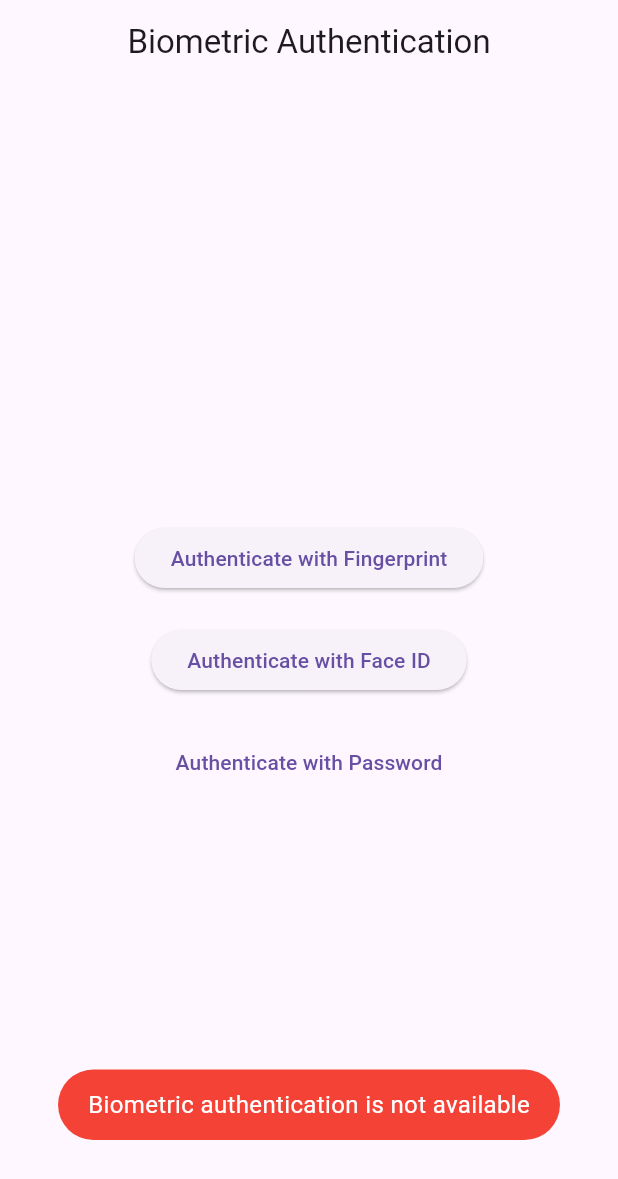
After one commit to Ijtihad-Hussain/flutter_complaints_app, a Flutter app: the screen it shows after launch, after a tap on "Authenticate with Fingerprint", on a phone screen of 412 x 824 dp. The commit adds this screen. Shown: the top 1179 px of the screen. Run offline on Flutter 3.47's test engine with Material 3 defaults, Android fonts, the light colour scheme and no system bars; our stand-ins replace equatable, flutter_bloc, fluttertoast, local_auth; network calls fail.

Commit message:
Implement biometric authentication

```diff
--- a/lib/features/auth/bloc/authentication_bloc.dart
+++ b/lib/features/auth/bloc/authentication_bloc.dart
@@ -1,5 +1,6 @@
 
 import 'package:flutter_bloc/flutter_bloc.dart';
+import 'package:local_auth/local_auth.dart';
 import '../user_repository.dart';
 import 'authentication_event.dart';
 import 'authentication_state.dart';
@@ -8,10 +9,11 @@ class AuthenticationBloc extends Bloc<AuthenticationEvent, AuthenticationState>
   final UserRepository userRepository;
 
   AuthenticationBloc(this.userRepository) : super(AuthenticationInitial()) {
-    on<AuthenticateEvent>((event, emit) async {
+
+    on<AuthenticateWithPassword>((event, emit) async {
       emit(AuthenticationLoading());
       try {
-        final success = await userRepository.authenticate(event.password);
+        final success = await userRepository.authenticateWithPassword(event.password);
         if (success) {
           emit(AuthenticationSuccess());
         } else {
@@ -21,5 +23,78 @@ class AuthenticationBloc extends Bloc<AuthenticationEvent, AuthenticationState>
         emit(AuthenticationFailure(e.toString()));
       }
     });
+
+    on<AuthenticateWithFingerprint>((event, emit) async {
+      emit(AuthenticationLoading());
+      final LocalAuthentication localAuth = LocalAuthentication();
+
+      try {
+        // Check if the device supports biometric authentication
+        bool isBiometricSupported = await localAuth.isDeviceSupported();
+        bool canCheckBiometrics = await localAuth.canCheckBiometrics;
+
+        if (isBiometricSupported && canCheckBiometrics) {
+          // Attempt to authenticate using biometrics
+          bool isAuthenticated = await localAuth.authenticate(
+            localizedReason: 'Please authenticate to access this feature',
+            options: const AuthenticationOptions(
+              useErrorDialogs: true,
+              stickyAuth: true,
+            ),
+          );
+
+          print('isAu $isAuthenticated');
+
+          if (isAuthenticated) {
+            emit(AuthenticationSuccess());
+          } else {
+            emit(AuthenticationFailure("Fingerprint authentication failed"));
+          }
+        } else {
+          emit(AuthenticationFailure("Biometric authentication is not available"));
+        }
+      } catch (e) {
+        emit(AuthenticationFailure(e.toString()));
+      }
+    });
+
+    on<AuthenticateWithFaceID>((event, emit) async {
+      final LocalAuthentication auth = LocalAuthentication();
+
+      try {
+        // Check if the device supports biometric authentication
+        bool canCheckBiometrics = await auth.canCheckBiometrics;
+        bool isDeviceSupported = await auth.isDeviceSupported();
+
+        if (canCheckBiometrics && isDeviceSupported) {
+          // Attempt to authenticate using Face ID
+          bool isAuthenticated = await auth.authenticate(
+            localizedReason: 'Please authenticate to access your account',
+            options: const AuthenticationOptions(biometricOnly: true),
+          );
+          if (isAuthenticated) {
+            emit(AuthenticationSuccess());
+          } else {
+            emit(AuthenticationFailure("FaceId authentication failed"));
+          }
+        }
+
+      } catch (e) {
+        emit(AuthenticationFailure(e.toString()));
+      }
+    });
+
+    on<AuthenticateWithPIN>((event, emit) async {
+      emit(AuthenticationLoading());
+      try {
+        if (event.pin == '1234') {
+          emit(AuthenticationSuccess());
+        } else {
+          emit(AuthenticationFailure("PIN authentication failed"));
+        }
+      } catch (e) {
+        emit(AuthenticationFailure(e.toString()));
+      }
+    });
   }
 }
--- a/lib/features/auth/bloc/authentication_event.dart
+++ b/lib/features/auth/bloc/authentication_event.dart
@@ -5,11 +5,25 @@ abstract class AuthenticationEvent extends Equatable {
   List<Object> get props => [];
 }
 
-class AuthenticateEvent extends AuthenticationEvent {
+class AuthenticateWithPassword extends AuthenticationEvent {
   final String password;
 
-  AuthenticateEvent(this.password);
+  AuthenticateWithPassword(this.password);
 
   @override
   List<Object> get props => [password];
 }
+
+class AuthenticateWithFingerprint extends AuthenticationEvent {
+
+}
+
+class AuthenticateWithFaceID extends AuthenticationEvent {
+
+}
+
+class AuthenticateWithPIN extends AuthenticationEvent {
+  final String pin;
+
+  AuthenticateWithPIN(this.pin);
+}
--- a/lib/features/auth/user_repository.dart
+++ b/lib/features/auth/user_repository.dart
@@ -4,7 +4,7 @@ import 'package:http/http.dart' as http;
 class UserRepository {
   final String apiUrl = 'https://brownonions-002-site2.ftempurl.com/api/ChefRegister/ValidateChefPassword';
 
-  Future<bool> authenticate(String password) async {
+  Future<bool> authenticateWithPassword(String password) async {
     final String url = '$apiUrl?ChefId=3&CurrentPassword=$password&APIKey=mobileapi19042024';
     final response = await http.get(Uri.parse(url));
 
--- a/lib/features/auth/view/auth_screen.dart
+++ b/lib/features/auth/view/auth_with_password.dart
@@ -1,27 +1,26 @@
 import 'package:flutter/material.dart';
 import 'package:flutter_bloc/flutter_bloc.dart';
 import 'package:fluttertoast/fluttertoast.dart';
-
 import '../../complaints/view/compalints_page.dart';
 import '../bloc/authentication_bloc.dart';
 import '../bloc/authentication_event.dart';
 import '../bloc/authentication_state.dart';
 
-class AuthScreen extends StatelessWidget {
+class AuthWithPassword extends StatelessWidget {
   final TextEditingController _passwordController = TextEditingController();
 
-  AuthScreen({super.key});
+  AuthWithPassword({super.key});
 
   void _authenticate(BuildContext context) {
     final password = _passwordController.text;
-    context.read<AuthenticationBloc>().add(AuthenticateEvent(password));
+    context.read<AuthenticationBloc>().add(AuthenticateWithPassword(password));
   }
 
   @override
   Widget build(BuildContext context) {
     return Scaffold(
       appBar: AppBar(
-        title: Center(child: Text('Auth App')),
+        title: Center(child: Text('Password Authentication')),
       ),
       body: Padding(
         padding: const EdgeInsets.all(16.0),
@@ -44,7 +43,6 @@ class AuthScreen extends StatelessWidget {
             BlocListener<AuthenticationBloc, AuthenticationState>(
               listener: (context, state) {
                 if (state is AuthenticationLoading) {
-                  // Optionally show a loading indicator
                 } else if (state is AuthenticationSuccess) {
                   Fluttertoast.showToast(
                     msg: "You are authorized",
--- /dev/null
+++ b/lib/features/auth/view/biometric_authentication.dart
@@ -0,0 +1,83 @@
+import 'package:flutter/material.dart';
+import 'package:flutter_bloc/flutter_bloc.dart';
+import 'package:fluttertoast/fluttertoast.dart';
+
+import '../../complaints/view/compalints_page.dart';
+import '../bloc/authentication_bloc.dart';
+import '../bloc/authentication_event.dart';
+import '../bloc/authentication_state.dart';
+import 'auth_with_password.dart';
+
+class BiometricAuthentication extends StatelessWidget {
+  const BiometricAuthentication({super.key});
+
+  @override
+  Widget build(BuildContext context) {
+    return Scaffold(
+      appBar: AppBar(
+        title: Center(child: Text('Biometric Authentication')),
+      ),
+      body: Column(
+        mainAxisAlignment: MainAxisAlignment.center,
+        children: [
+          ElevatedButton(
+            onPressed: () => _authenticateWithFingerPrint(context),
+            child: Text('Authenticate with Fingerprint'),
+          ),
+          BlocListener<AuthenticationBloc, AuthenticationState>(
+            listener: (context, state) {
+              if (state is AuthenticationLoading) {
+              } else if (state is AuthenticationSuccess) {
+                Fluttertoast.showToast(
+                  msg: "You are authorized",
+                  toastLength: Toast.LENGTH_SHORT,
+                  gravity: ToastGravity.BOTTOM,
+                  backgroundColor: Colors.green,
+                  textColor: Colors.white,
+                  fontSize: 16.0,
+                );
+                // Navigate to the Complaints Page
+                Navigator.push(
+                  context,
+                  MaterialPageRoute(builder: (context) => ComplaintsPage()),
+                );
+              } else if (state is AuthenticationFailure) {
+                Fluttertoast.showToast(
+                  msg: state.error,
+                  toastLength: Toast.LENGTH_SHORT,
+                  gravity: ToastGravity.BOTTOM,
+                  backgroundColor: Colors.red,
+                  textColor: Colors.white,
+                  fontSize: 16.0,
+                );
+              }
+            },
+            child: Container(),
+          ),
+          SizedBox(height: 20),
+          ElevatedButton(
+            onPressed: () {
+              context.read<AuthenticationBloc>().add(AuthenticateWithFaceID());
+            },
+            child: Text('Authenticate with Face ID'),
+          ),
+          SizedBox(height: 20),
+          TextButton(
+            onPressed: () {
+              Navigator.push(
+                context,
+                MaterialPageRoute(builder: (context) => AuthWithPassword()),
+              );
+            },
+            child: Text('Authenticate with Password'),
+          ),
+        ],
+      ),
+    );
+  }
+
+  void _authenticateWithFingerPrint(BuildContext context) {
+    context.read<AuthenticationBloc>().add(AuthenticateWithFingerprint());
+  }
+
+}
--- a/lib/main.dart
+++ b/lib/main.dart
@@ -1,8 +1,8 @@
 import 'package:flutter/material.dart';
+import 'package:flutter_auth_app/features/auth/view/biometric_authentication.dart';
 import 'package:flutter_bloc/flutter_bloc.dart';
 import 'features/auth/bloc/authentication_bloc.dart';
 import 'features/auth/user_repository.dart';
-import 'features/auth/view/auth_screen.dart';
 
 void main() {
   runApp(MyApp());
@@ -13,15 +13,15 @@ class MyApp extends StatelessWidget {
 
   @override
   Widget build(BuildContext context) {
-    return MaterialApp(
-      debugShowCheckedModeBanner: false,
-      title: 'Auth App',
-      theme: ThemeData(
-        primarySwatch: Colors.blue,
-      ),
-      home: BlocProvider(
-        create: (context) => AuthenticationBloc(UserRepository()),
-        child: AuthScreen(),
+    return BlocProvider(
+      create: (context) => AuthenticationBloc(UserRepository()),
+      child: MaterialApp(
+        debugShowCheckedModeBanner: false,
+        title: 'Auth App',
+        theme: ThemeData(
+          primarySwatch: Colors.blue,
+        ),
+        home: BiometricAuthentication(),
       ),
     );
   }
--- a/pubspec.yaml
+++ b/pubspec.yaml
@@ -38,6 +38,7 @@ dependencies:
   flutter_bloc: ^8.1.6
   equatable: ^2.0.5
   fluttertoast: ^8.2.8
+  local_auth: ^2.3.0
 
 dev_dependencies:
   flutter_test:
```
Also changed, not shown: 6 other files.
